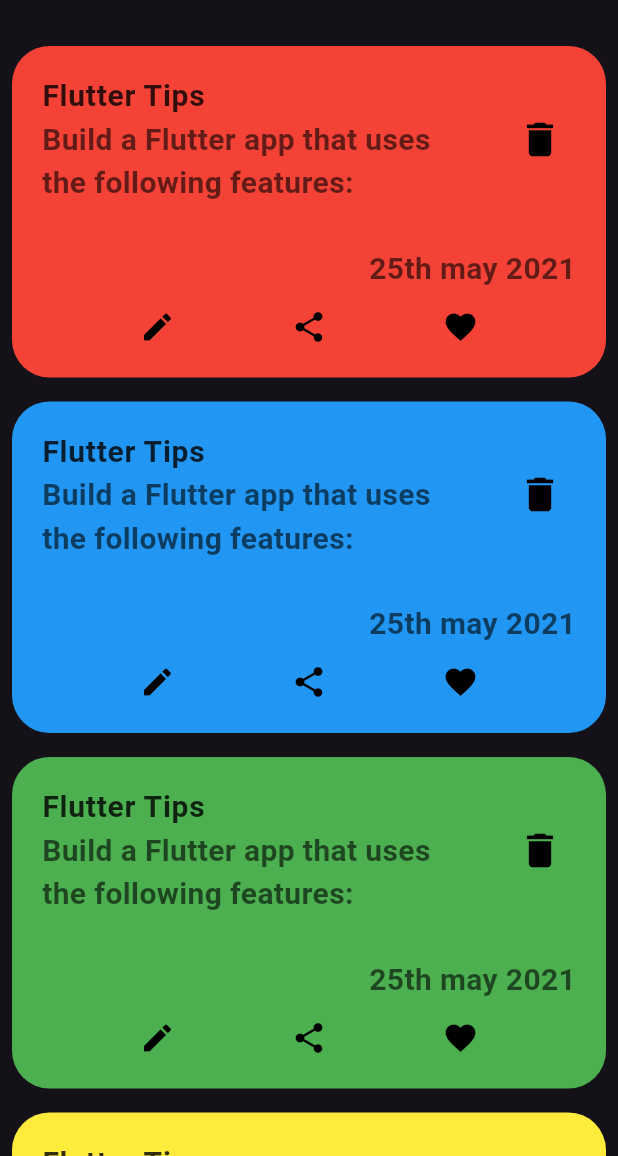
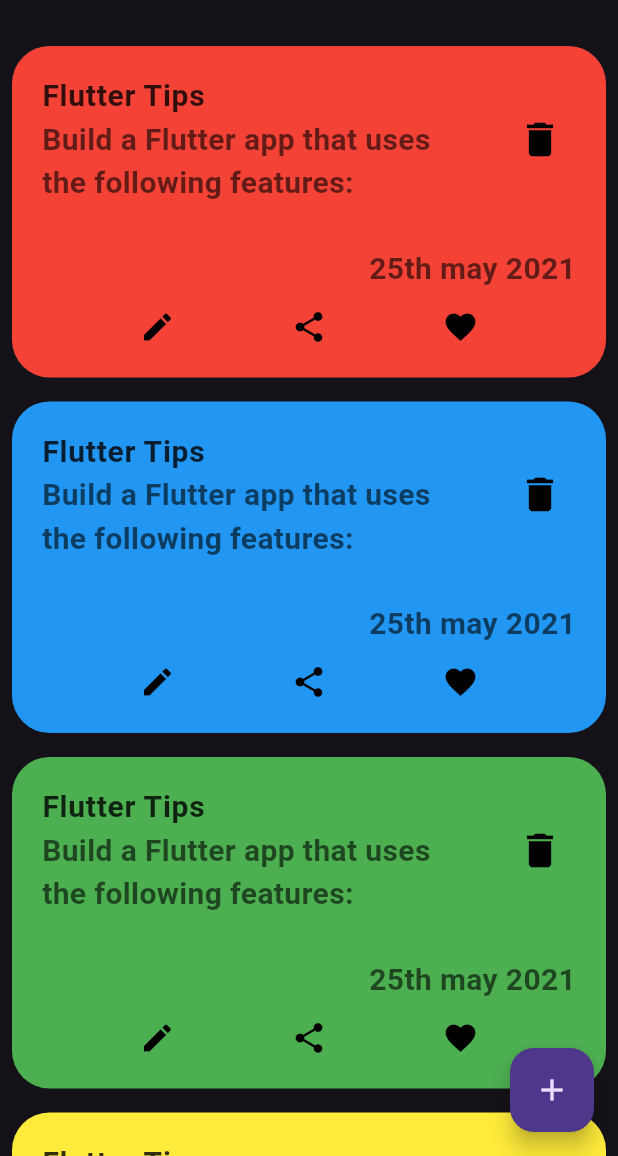
Before and after one commit to hazzemSaid/note_app, a Flutter app: the screen it shows after launch, on a phone screen of 412 x 824 dp, the part 80-1236 px from its top. Run offline on Flutter 3.47's test engine with Material 3 defaults, Android fonts, the phone set to English and light mode, and no system bars; our stand-ins replace go_router.

Commit message:
Refactor home screen UI to add floating action button

```diff
--- a/lib/features/home/presentation/view/screens/home_screen.dart
+++ b/lib/features/home/presentation/view/screens/home_screen.dart
@@ -7,6 +7,14 @@ class HomeScreen extends StatelessWidget {
   @override
   Widget build(BuildContext context) {
     return Scaffold(
+      floatingActionButton: FloatingActionButton(
+          onPressed: () {},
+          child: Container(
+            decoration: BoxDecoration(
+              borderRadius: BorderRadius.circular(12),
+            ),
+            child: const Icon(Icons.add),
+          )),
       appBar: AppBar(
         title: Row(
           mainAxisAlignment: MainAxisAlignment.spaceBetween,
--- a/lib/features/home/presentation/view/widgets/homeScreen_body.dart
+++ b/lib/features/home/presentation/view/widgets/homeScreen_body.dart
@@ -19,7 +19,7 @@ class HomeScreen_body extends StatelessWidget {
               child: CustomCard(index: index),
             );
           }),
-        )
+        ),
       ],
     );
   }
```
